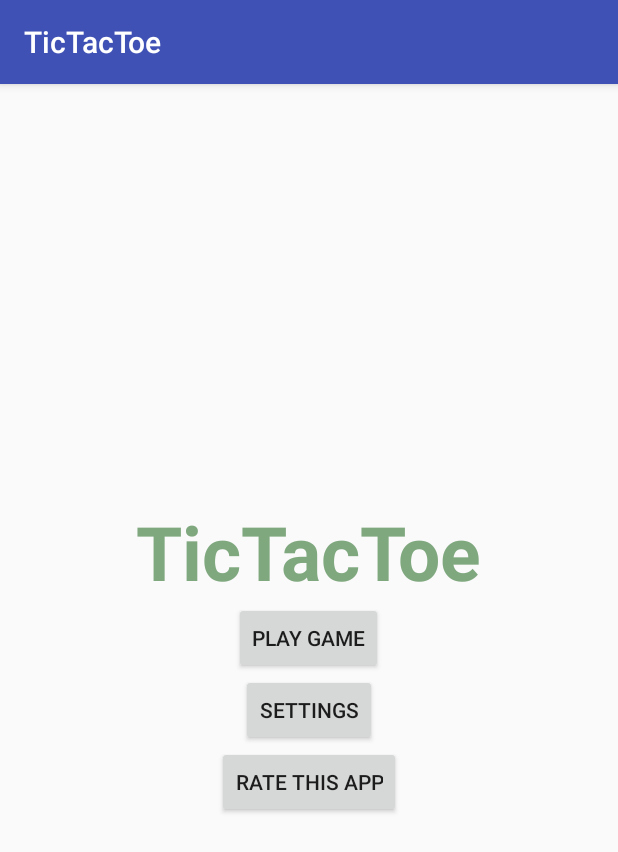
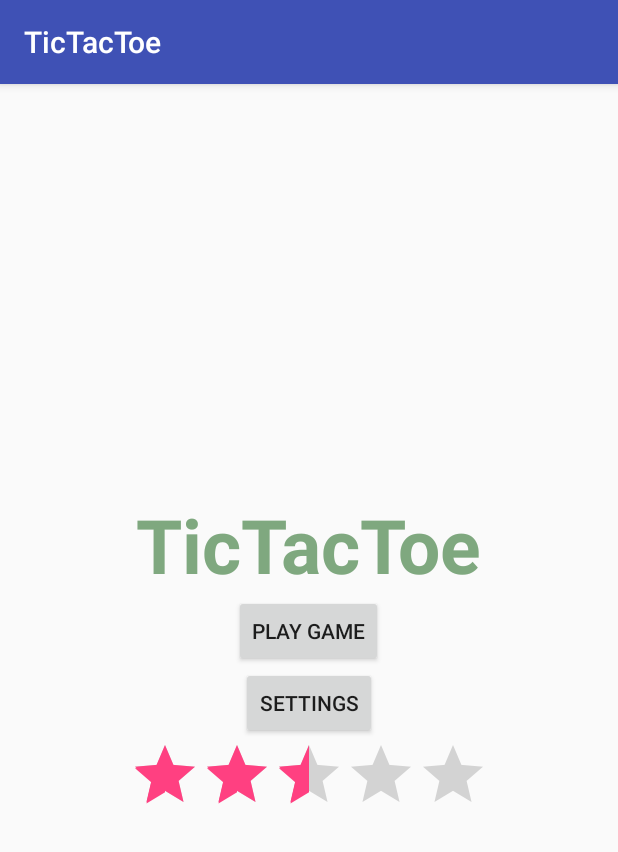
Before and after one commit to wuxiaohua1011/TicTacToe, an Android app: the screen it shows after launch (MainActivity), on a phone screen of 412 x 824 dp. Shown: the top 852 px of the screen. Run offline under Robolectric (Android 15) with nearby library versions, the phone set to English and light mode, and no system bars.

```diff
--- a/app/src/main/AndroidManifest.xml
+++ b/app/src/main/AndroidManifest.xml
@@ -17,6 +17,7 @@
         </activity>
         <activity android:name=".PvpActivity" />
         <activity android:name=".PickYourIconActivity"></activity>
+        <activity android:name=".SettingActivity"></activity>
     </application>
 
 </manifest>
--- a/app/src/main/java/com/michaelwu/tictactoe/SettingActivity.java
+++ b/app/src/main/java/com/michaelwu/tictactoe/SettingActivity.java
@@ -20,4 +20,8 @@
     public void activity_setting_button_player_2_clicked(View view) {
         startActivity(new Intent(this, PickYourIconActivity.class));finish();
     }
+
+    public void activity_setting_button_back_clicked(View view) {
+        startActivity(new Intent(this,MainActivity.class));finish();
+    }
 }
--- a/app/src/main/res/layout/activity_main.xml
+++ b/app/src/main/res/layout/activity_main.xml
@@ -37,7 +37,7 @@
     <Button
         android:layout_width="wrap_content"
         android:layout_height="wrap_content"
-        android:text="@string/activity_main_button_settings"
+        android:text="Settings"
         android:layout_gravity="center_horizontal"
         android:id="@+id/activity_main_button_settings"
         android:onClick="activity_main_button_setting_clicked"/>
@@ -49,4 +49,13 @@
         android:layout_gravity="center_horizontal"
         android:text="Rate this app" />
 
+    <RatingBar
+        android:layout_width="wrap_content"
+        android:layout_height="wrap_content"
+        android:id="@+id/activity_main_ratingbar_ratingbar"
+        android:layout_gravity="center_horizontal"
+        android:numStars="5"
+        android:rating="2.5"
+        android:stepSize="0.5" />
+
 </LinearLayout>
```
Also changed, not shown: app/src/main/java/com/michaelwu/tictactoe/MainActivity.java (+55 -12 lines), app/src/main/res/layout/activity_setting.xml (+5 -5 lines).
